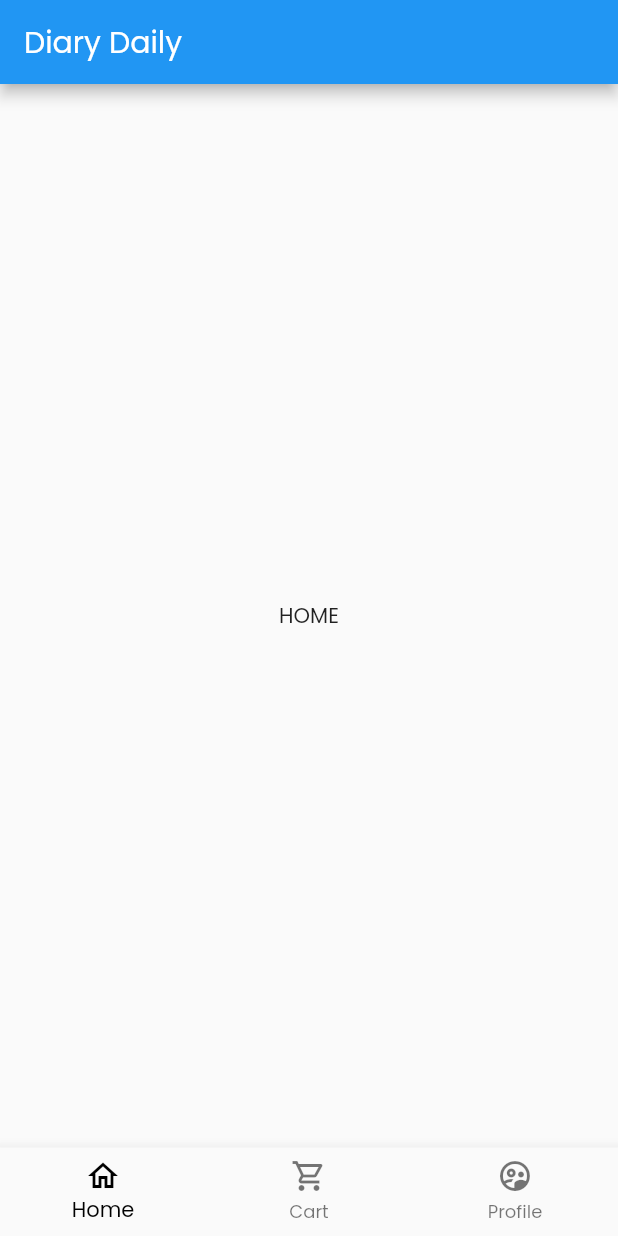
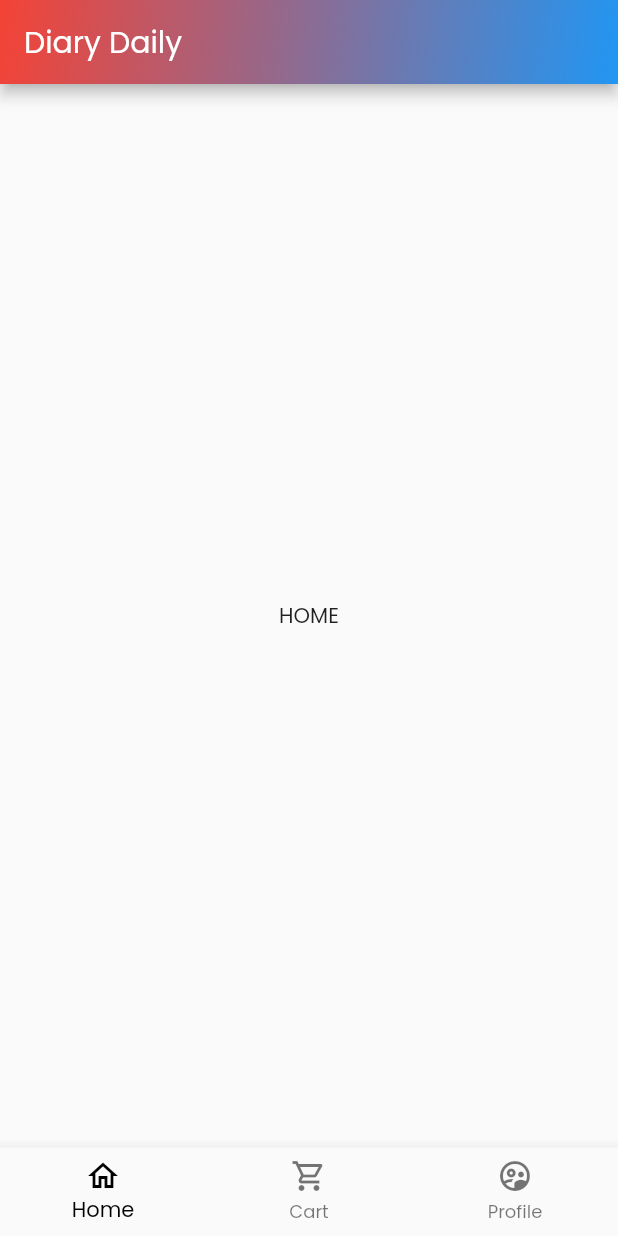
Before and after one commit to gyaneshwar-sunkara/flutter-essentials, a Flutter app: the screen it shows after launch, on a phone screen of 412 x 824 dp. Run offline on Flutter 3.47's test engine with Material 2 defaults, Android fonts, the phone set to English and light mode, and no system bars.

Commit message:
Custom Gradient Appbar

```diff
--- a/lib/main.dart
+++ b/lib/main.dart
@@ -50,6 +50,18 @@ class _MyStatefulWidgetState extends State<MyStatefulWidget> {
     return Scaffold(
       appBar: AppBar(
         title: const Text('Diary Daily'),
+        flexibleSpace: Container(
+          decoration: BoxDecoration(
+            gradient: LinearGradient(
+              begin: Alignment.topLeft,
+              end: Alignment.bottomRight,
+              colors: <Color>[
+                Colors.red,
+                Colors.blue,
+              ],
+            ),
+          ),
+        ),
       ),
       body: Center(
         child: _widgetOptions.elementAt(_selectedIndex),
```
